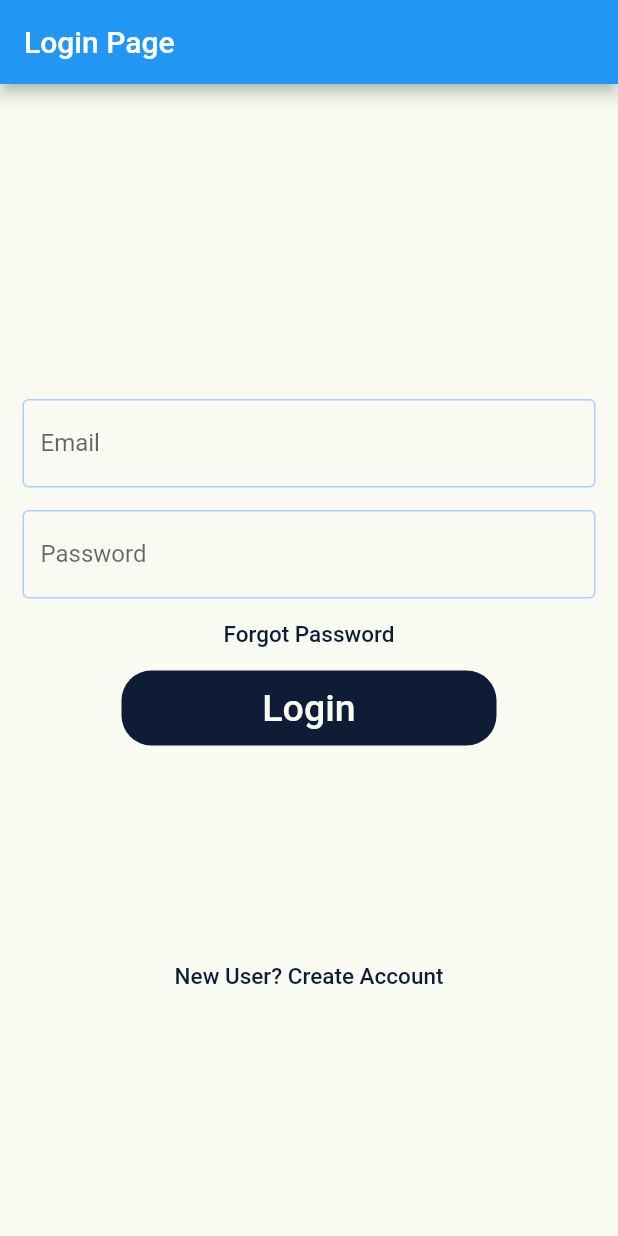
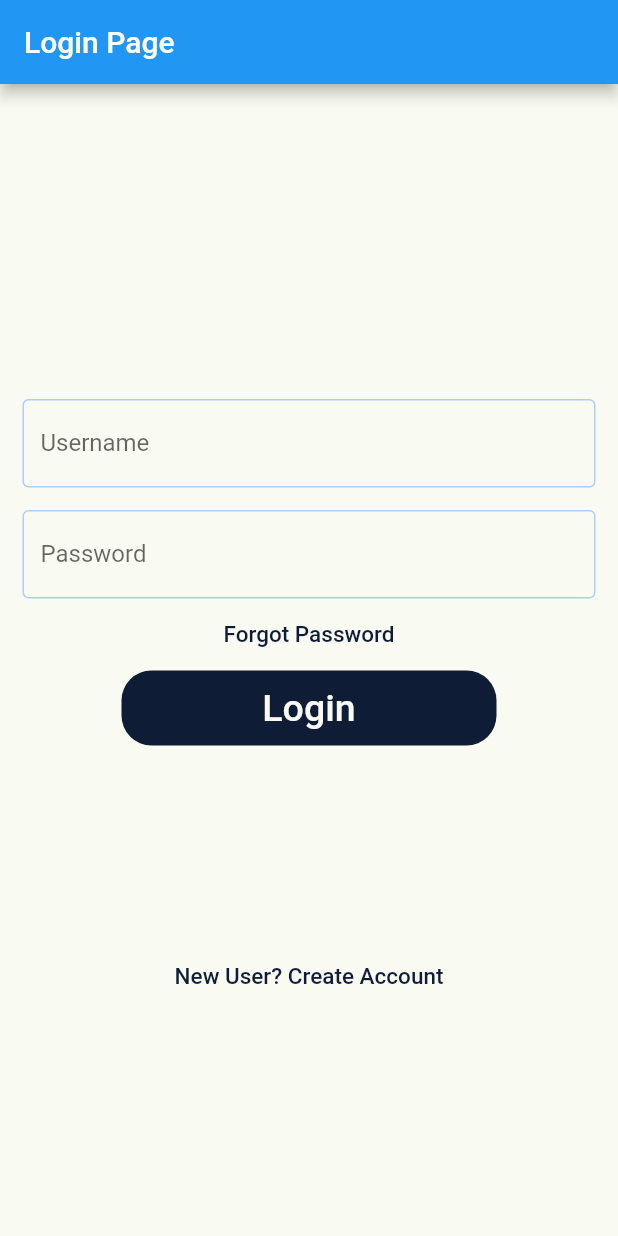
Before and after one commit to AlexBie19/DiktatApp, a Flutter app: the screen it shows after launch, on a phone screen of 412 x 824 dp. Run offline on Flutter 3.47's test engine with Material 2 defaults, Android fonts, the phone set to English and light mode, and no system bars.

Commit message:
Login Working
Login auf wish bestellt funkt. Sign Up und password vergessen muss noch rein. Fehlt --> Quiz, Profil, Analytics, Home. Diktat

```diff
--- a/lib/login_page.dart
+++ b/lib/login_page.dart
@@ -10,6 +10,13 @@ class Login extends StatefulWidget {
 }
 
 class _LoginState extends State<Login> {
+  final _formKey = GlobalKey<FormState>();
+  TextEditingController emailController = TextEditingController();
+  TextEditingController passwordController = TextEditingController();
+
+  String adminKey = "Admin";
+  String passwordKey = "1234";
+
   @override
   Widget build(BuildContext context) {
     return Scaffold(
@@ -18,6 +25,7 @@ class _LoginState extends State<Login> {
         title: const Text("Login Page"),
       ),
       body: SingleChildScrollView(
+        key: _formKey,
         child: Column(
           children: <Widget>[
             const Padding(
@@ -32,11 +40,12 @@ class _LoginState extends State<Login> {
                 ),
               ),
             ),
-            const Padding(
+            Padding(
               //padding: const EdgeInsets.only(left:15.0,right: 15.0,top:0,bottom: 0),
-              padding: EdgeInsets.symmetric(horizontal: 15),
+              padding: const EdgeInsets.symmetric(horizontal: 15),
               child: TextField(
-                decoration: InputDecoration(
+                controller: emailController,
+                decoration: const InputDecoration(
                     focusedBorder: OutlineInputBorder(
                         borderSide: BorderSide(
                             color: Color.fromARGB(255, 175, 203, 255),
@@ -44,18 +53,19 @@ class _LoginState extends State<Login> {
                     enabledBorder: OutlineInputBorder(
                         borderSide: BorderSide(
                             color: Color.fromARGB(255, 175, 203, 255))),
-                    labelText: 'Email',
-                    hintText: 'Enter valid email id as abc@gmail.com'),
+                    labelText: 'Username',
+                    hintText: 'Enter a valid Username'),
               ),
             ),
-            const Padding(
-              padding:
-                  EdgeInsets.only(left: 15.0, right: 15.0, top: 15, bottom: 0),
+            Padding(
+              padding: const EdgeInsets.only(
+                  left: 15.0, right: 15.0, top: 15, bottom: 0),
               //padding: EdgeInsets.symmetric(horizontal: 15),
               child: TextField(
+                controller: passwordController,
                 obscureText: true,
-                decoration: InputDecoration(
-                  focusedBorder: OutlineInputBorder(
+                decoration: const InputDecoration(
+                    focusedBorder: OutlineInputBorder(
                         borderSide: BorderSide(
                             color: Color.fromARGB(255, 175, 203, 255),
                             width: 2.5)),
@@ -84,8 +94,36 @@ class _LoginState extends State<Login> {
                   color: oxfordBlue, borderRadius: BorderRadius.circular(20)),
               child: TextButton(
                 onPressed: () {
-                  Navigator.push(context,
-                      MaterialPageRoute(builder: (_) => const RootPage()));
+                  if (passwordController.text == passwordKey &&
+                      emailController.text == adminKey) {
+                    Navigator.push(     // Navigator.pushReplacement deletes the arrow in the top left corner
+                      context,
+                      MaterialPageRoute(
+                          builder: (context) => RootPage(
+                                email: emailController.text,
+                              )),
+                    );
+                  } else if (passwordController.text.isEmpty &&
+                      emailController.text.isNotEmpty) {
+                    ScaffoldMessenger.of(context).showSnackBar(
+                      const SnackBar(content: Text("Invalid password")),
+                    );
+                  } else if (passwordController.text.isNotEmpty &&
+                      emailController.text.isEmpty) {
+                    ScaffoldMessenger.of(context).showSnackBar(
+                      const SnackBar(content: Text("Invalid Username")),
+                    );
+                  } else if (passwordController.text.isEmpty &&
+                      emailController.text.isEmpty) {
+                    ScaffoldMessenger.of(context).showSnackBar(
+                      const SnackBar(
+                          content: Text("Invalid Username and Password")),
+                    );
+                  } else {
+                    ScaffoldMessenger.of(context).showSnackBar(
+                      const SnackBar(content: Text("Invalid Username or Password")),
+                    );
+                  }
                 },
                 child: const Text(
                   'Login',
```
Also changed, not shown: lib/home_page.dart (+5 -2 lines), lib/main.dart (+4 -22 lines), pubspec.lock, 1 other file.
